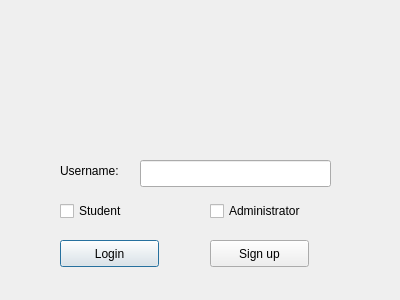
First picture: the form in d2/entrywindow.ui, repository forshakuras/3004, before the edit.
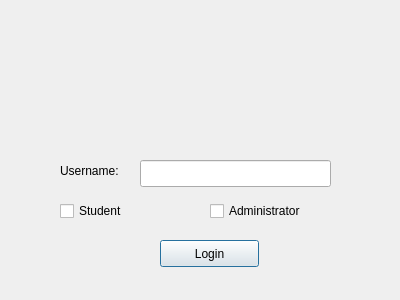
Second picture: the form after the edit.

Commit message: removed sign up and log out buttons

```diff
--- a/d2/entrywindow.ui
+++ b/d2/entrywindow.ui
@@ -78,7 +78,7 @@
   <widget class="QPushButton" name="Loginbutton">
    <property name="geometry">
     <rect>
-     <x>60</x>
+     <x>160</x>
      <y>240</y>
      <width>99</width>
      <height>27</height>
@@ -88,19 +88,6 @@
     <string>Login</string>
    </property>
   </widget>
-  <widget class="QPushButton" name="Signupbutton">
-   <property name="geometry">
-    <rect>
-     <x>210</x>
-     <y>240</y>
-     <width>99</width>
-     <height>27</height>
-    </rect>
-   </property>
-   <property name="text">
-    <string>Sign up</string>
-   </property>
-  </widget>
  </widget>
  <resources/>
  <connections/>
```
The commit also changes 5 other files.
